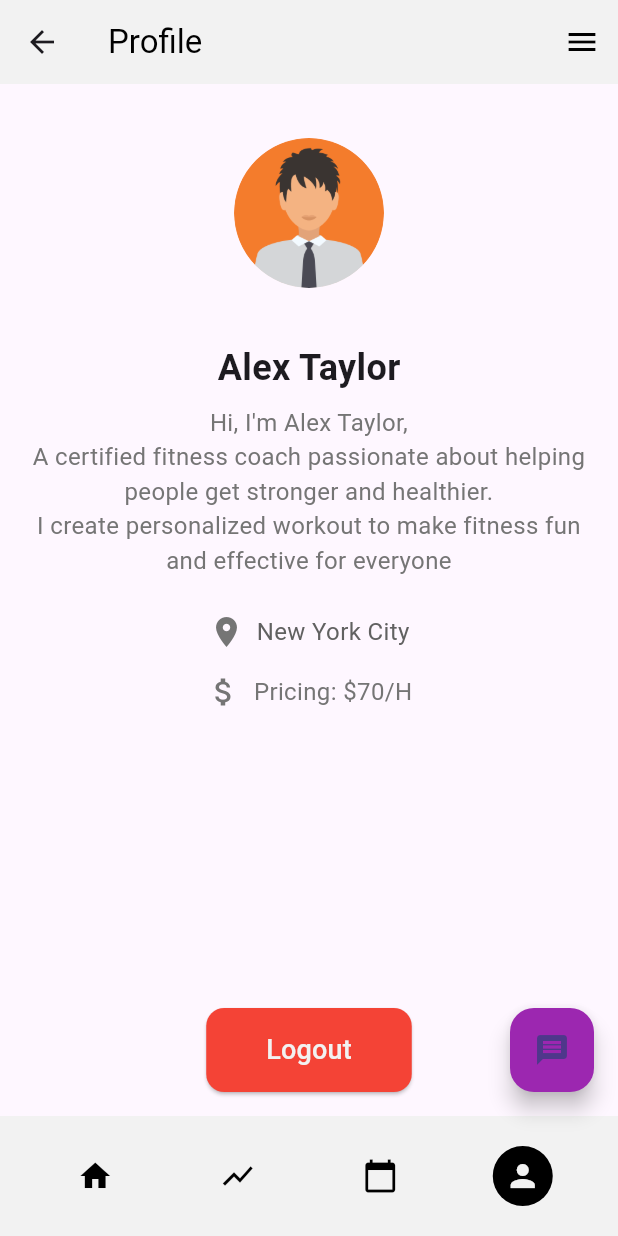
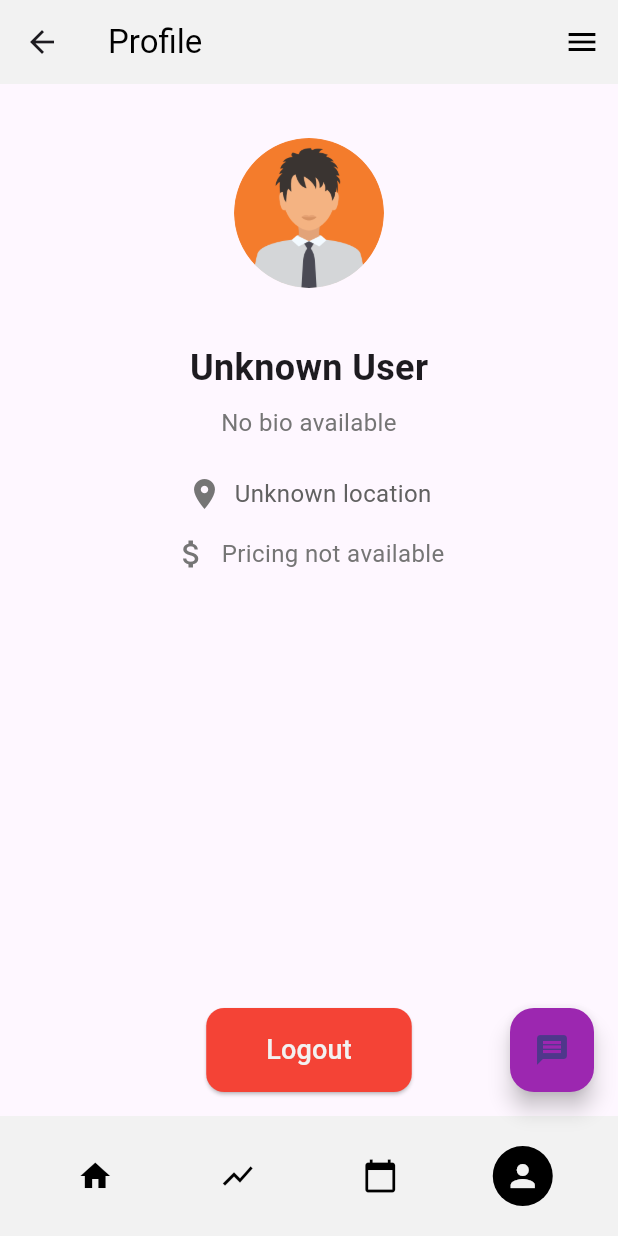
Before and after one commit to souhail-nasssih/myFitPal, a Flutter app: the ProfilePage screen opened directly, on a phone screen of 412 x 824 dp. Run offline on Flutter 3.47's test engine with Material 3 defaults, Android fonts, the light colour scheme and no system bars; our stand-ins replace cloud_firestore, firebase_auth, firebase_core, table_calendar; accounts and stored records are empty.

Commit message:
Improved app

```diff
--- a/lib/screens/client/pages/profile.dart
+++ b/lib/screens/client/pages/profile.dart
@@ -1,3 +1,4 @@
+import 'package:cloud_firestore/cloud_firestore.dart';
 import 'package:flutter/material.dart';
 import 'package:firebase_auth/firebase_auth.dart';
 import 'package:myfitpal/auth/login_screen.dart';
@@ -5,15 +6,63 @@ import 'package:myfitpal/helpers/helpers.dart';
 import 'package:myfitpal/layouts/base_app_bar.dart';
 import 'package:myfitpal/layouts/bottom_bar.dart';
 
-class ProfilePage extends StatelessWidget {
+class ProfilePage extends StatefulWidget {
   const ProfilePage({super.key});
+
+  @override
+  _ProfilePageState createState() => _ProfilePageState();
+}
+
+class _ProfilePageState extends State<ProfilePage> {
+  String? _userName;
+  String? _bio;
+  String? _location;
+  String? _pricing;
+  String? _profileImageUrl;
+
+  @override
+  void initState() {
+    super.initState();
+    _getUserData();
+  }
+
+  // Fetch user information from Firestore based on logged-in user ID
+  Future<void> _getUserData() async {
+    String userId = FirebaseAuth.instance.currentUser?.uid ?? '';
+
+    if (userId.isNotEmpty) {
+      try {
+        DocumentSnapshot userDoc = await FirebaseFirestore.instance
+            .collection('clients') // Assuming you're storing clients
+            .doc(userId)
+            .get();
+
+        if (userDoc.exists) {
+          var userData = userDoc.data() as Map<String, dynamic>;
+          setState(() {
+            _userName = userData['fullname'] ?? 'Unknown User';
+            _bio = userData['bio'] ?? 'No bio available';
+            _location = userData['location'] ?? 'Unknown location';
+            _pricing = userData['pricing'] != null
+                ? '\$${userData['pricing']}/H'
+                : 'Pricing not available';
+            _profileImageUrl = userData['profileImageUrl'] ??
+                'images/avatar.png'; // Default image if no profile pic exists
+          });
+        } else {
+          print('User document does not exist');
+        }
+      } catch (e) {
+        print('Error fetching user data: $e');
+      }
+    }
+  }
 
   Future<void> _logout(BuildContext context) async {
     await FirebaseAuth.instance.signOut();
     Navigator.pushReplacement(
       context,
-      MaterialPageRoute(
-          builder: (context) => const LoginScreen()), // Redirect to LoginPage
+      MaterialPageRoute(builder: (context) => const LoginScreen()),
     );
   }
 
@@ -23,7 +72,7 @@ class ProfilePage extends StatelessWidget {
       appBar: BaseAppBar(
         title: 'Profile',
         onBackPressed: () {
-          Navigator.pop(context); // Navigate back to the previous screen
+          Navigator.pop(context);
         },
       ),
       body: Padding(
@@ -33,24 +82,26 @@ class ProfilePage extends StatelessWidget {
           crossAxisAlignment: CrossAxisAlignment.center,
           children: <Widget>[
             const Padding(padding: EdgeInsets.all(10)),
-            const CircleAvatar(
+            CircleAvatar(
               radius: 50,
-              backgroundImage: AssetImage(
-                  'images/avatar.png'), // Replace with your image asset
+              backgroundImage: _profileImageUrl != null
+                  ? NetworkImage(_profileImageUrl!)
+                  : const AssetImage('images/avatar.png') as ImageProvider,
               backgroundColor: Colors.transparent,
             ),
             const Padding(padding: EdgeInsets.all(10)),
             const SizedBox(height: 16),
-            const Text(
-              'Alex Taylor',
-              style: TextStyle(
+            Text(
+              _userName ?? 'Unknown User',
+              style: const TextStyle(
                 fontSize: 24,
                 fontWeight: FontWeight.bold,
               ),
             ),
             const SizedBox(height: 8),
             Text(
-              'Hi, I\'m Alex Taylor,\nA certified fitness coach passionate about helping people get stronger and healthier. \nI create personalized workout to make fitness fun and effective for everyone',
+              _bio ??
+                  'No bio available', // Display bio or fallback text if bio is null
               textAlign: TextAlign.center,
               style: TextStyle(
                 fontSize: 16,
@@ -64,7 +115,7 @@ class ProfilePage extends StatelessWidget {
                 Icon(Icons.location_on, color: ColorsHelper.colorGreyT),
                 const SizedBox(width: 8),
                 Text(
-                  'New York City',
+                  _location ?? 'Unknown location',
                   style: TextStyle(
                     fontSize: 16,
                     color: Colors.grey[700],
@@ -79,7 +130,7 @@ class ProfilePage extends StatelessWidget {
                 Icon(Icons.attach_money, color: ColorsHelper.colorGreyT),
                 const SizedBox(width: 8),
                 Text(
-                  'Pricing: \$70/H',
+                  _pricing ?? 'Pricing not available',
                   style: TextStyle(
                     fontSize: 16,
                     color: ColorsHelper.colorGreyT,
@@ -87,13 +138,12 @@ class ProfilePage extends StatelessWidget {
                 ),
               ],
             ),
-            const Spacer(), // This will push the Logout button to the bottom
+            const Spacer(),
             ElevatedButton(
               onPressed: () => _logout(context),
               style: ElevatedButton.styleFrom(
                 backgroundColor: Colors.red,
-                padding:
-                    const EdgeInsets.symmetric(horizontal: 40, vertical: 15),
+                padding: const EdgeInsets.symmetric(horizontal: 40, vertical: 15),
                 shape: RoundedRectangleBorder(
                   borderRadius: BorderRadius.circular(12),
                 ),
--- a/pubspec.yaml
+++ b/pubspec.yaml
@@ -30,7 +30,7 @@ environment:
 dependencies:
   flutter:
     sdk: flutter
-
+  image_picker: ^0.8.6
 
   # The following adds the Cupertino Icons font to your application.
   # Use with the CupertinoIcons class for iOS style icons.
```
Also changed, not shown: lib/auth/ClientSetupScreen.dart (+38 -41 lines), lib/auth/CoachSetupScreen.dart (+44 -22 lines), pubspec.lock, 5 other files.
